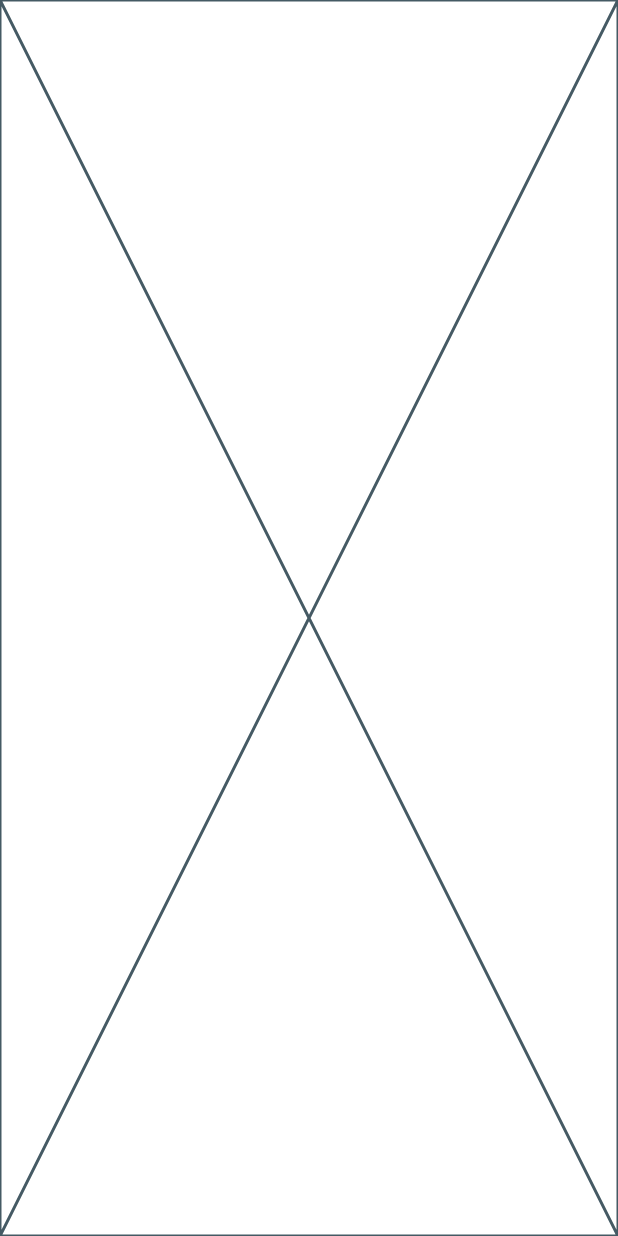
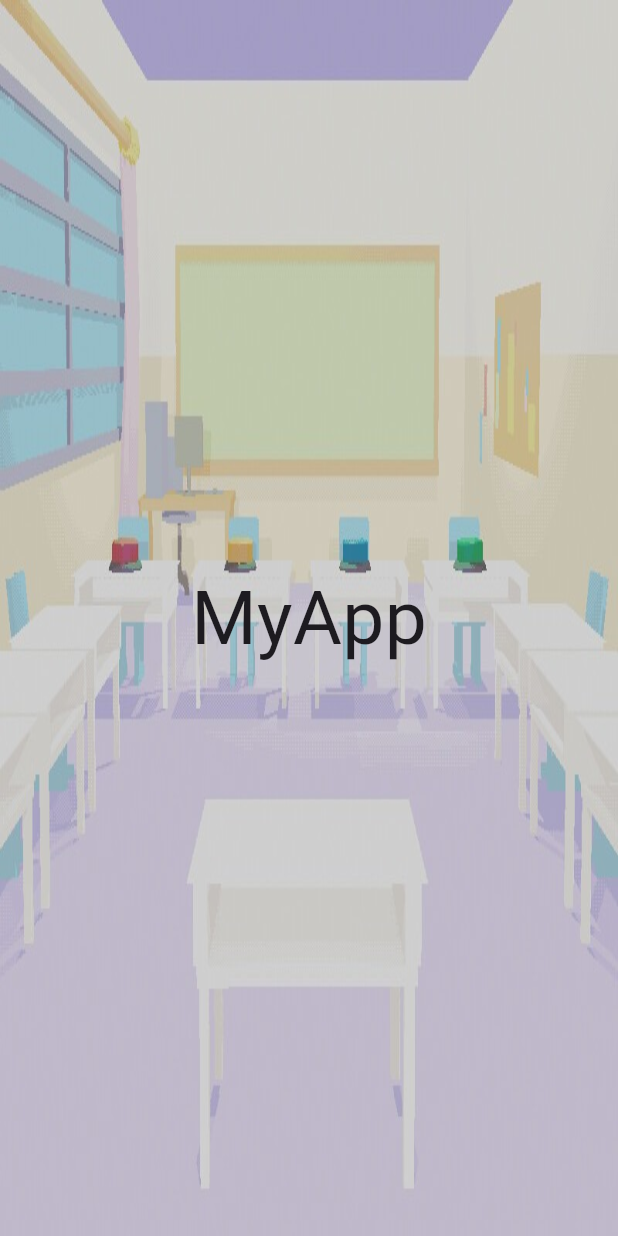
Before and after one commit to VrutiPatel102/kahoot, a Flutter app: the screen it shows after launch, after a tap on "Join Quiz", on a phone screen of 412 x 824 dp. Run offline on Flutter 3.47's test engine with Material 3 defaults, Android fonts, the phone set to English and light mode, and no system bars; our stand-ins replace get.

Commit message:
make a join quiz phase

```diff
--- /dev/null
+++ b/lib/constants/app.dart
@@ -0,0 +1,22 @@
+import 'package:flutter/cupertino.dart';
+
+import 'app_images.dart';
+
+class AppBackground extends StatelessWidget {
+  final Widget child;
+
+  const AppBackground({super.key, required this.child});
+
+  @override
+  Widget build(BuildContext context) {
+    return Container(
+      decoration: BoxDecoration(
+        image: DecorationImage(
+          image: AssetImage(AppImages().backgroundImage),
+          fit: BoxFit.fill,
+        ),
+      ),
+      child: Center(child: child),
+    );
+  }
+}
--- a/lib/constants/app_images.dart
+++ b/lib/constants/app_images.dart
@@ -1,3 +1,4 @@
-class AppImages{
-  String backgroundImage='assets/images/backgroundImage.jpg';
+class AppImages {
+  String backgroundImage = 'assets/images/backgroundImage.jpg';
+  String backgroundImagePurple = 'assets/images/lightPurpleBackground.jpg';
 }
--- a/lib/views/Home/home_screen.dart
+++ b/lib/views/Home/home_screen.dart
@@ -1,5 +1,6 @@
 import 'package:flutter/material.dart';
 import 'package:get/get.dart';
+import 'package:kahoot_app/constants/app.dart';
 import 'package:kahoot_app/constants/app_buttons.dart';
 import 'package:kahoot_app/constants/app_images.dart';
 import 'package:kahoot_app/views/Home/home_controller.dart';
@@ -13,18 +14,10 @@ class HomeScreen extends GetView<HomeController> {
   }
 
   Widget _buildBody() {
-    return Container(
-      decoration: BoxDecoration(
-        image: DecorationImage(
-          image: AssetImage(AppImages().backgroundImage),
-          fit: BoxFit.fill,
-        ),
-      ),
-      child: Center(
-        child: Column(
-          mainAxisAlignment: MainAxisAlignment.center,
-          children: [_joinBtn(), SizedBox(height: 20), _createBtn()],
-        ),
+    return AppBackground(
+      child: Column(
+        mainAxisAlignment: MainAxisAlignment.center,
+        children: [_joinBtn(), SizedBox(height: 20), _createBtn()],
       ),
     );
   }
--- a/lib/views/join_quiz/join_quiz.dart
+++ b/lib/views/join_quiz/join_quiz.dart
@@ -1,5 +1,6 @@
 import 'package:flutter/material.dart';
 import 'package:get/get.dart';
+import 'package:kahoot_app/constants/app.dart';
 import 'package:kahoot_app/views/join_quiz/join_controller.dart';
 
 class JoinQuiz extends GetView<JoinController> {
@@ -7,6 +8,15 @@ class JoinQuiz extends GetView<JoinController> {
 
   @override
   Widget build(BuildContext context) {
-    return const Placeholder();
+    return Scaffold(body: _buildBody());
+  }
+
+  Widget _buildBody() {
+    return AppBackground(
+      child: Column(
+        mainAxisAlignment: MainAxisAlignment.center,
+        children: [Text("MyApp", style: TextStyle(fontSize: 50))],
+      ),
+    );
   }
 }
--- a/lib/views/splash/splash_screen.dart
+++ b/lib/views/splash/splash_screen.dart
@@ -1,5 +1,6 @@
 import 'package:flutter/material.dart';
 import 'package:get/get.dart';
+import 'package:kahoot_app/constants/app.dart';
 import 'package:kahoot_app/constants/app_colors.dart';
 import 'package:kahoot_app/constants/app_images.dart';
 import 'splash_controller.dart';
@@ -11,14 +12,7 @@ class SplashScreen extends GetView<SplashController> {
   Widget build(BuildContext context) {
     SplashController controller1 = controller;
     return Scaffold(
-      body: Container(
-        decoration: BoxDecoration(
-          image: DecorationImage(
-            image: AssetImage(AppImages().backgroundImage),
-            fit: BoxFit.fill,
-          ),
-        ),
-        child: Center(
+      body: AppBackground(
         child: Column(
           mainAxisAlignment: MainAxisAlignment.center,
           children: [
@@ -31,7 +25,6 @@ class SplashScreen extends GetView<SplashController> {
           ],
         ),
       ),
-      ),
     );
   }
 }
```
Also changed, not shown: assets/images/lightPurpleBackground.jpg (added), lib/views/enter_name/enterName_binding.dart (added), lib/views/enter_name/enterName_controller.dart (added), lib/views/enter_name/enterName_screen.dart (added), lib/views/enter_pin/enterPin_binding.dart (added), lib/views/enter_pin/enterPin_controller.dart (added), lib/views/enter_pin/enterPin_screen.dart (added). Lines whose indentation alone changed are shown as unchanged.
